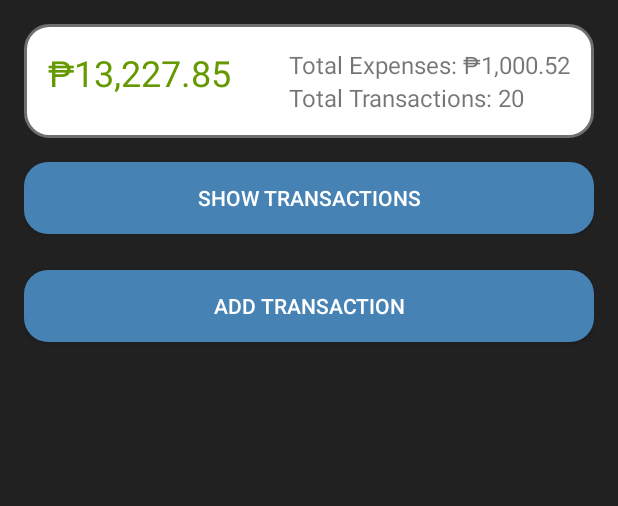
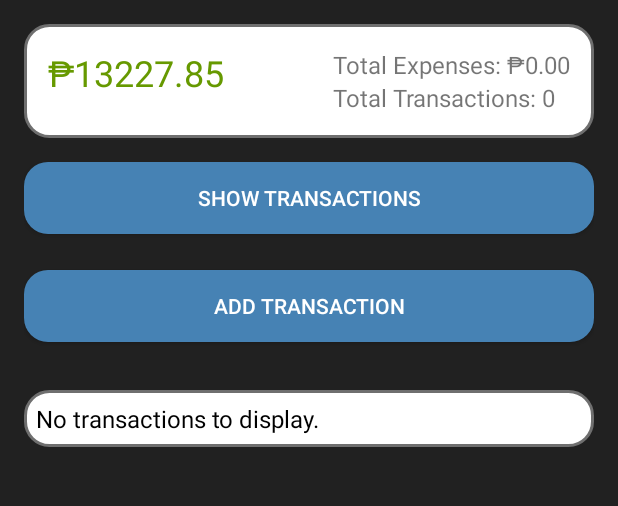
Before and after one commit to CedricAlejo21/PennyWise, an Android app built with Jetpack Compose: the DashboardActivity screen opened directly, with no data from a screen before it, on a phone screen of 412 x 824 dp, the part 148-654 px from its top. Run offline under Robolectric (Android 15) with nearby library versions, the phone set to English and light mode, and no system bars; our stand-ins replace Firebase (no records; nobody signed in at launch, a user with empty details on screens opened directly).

Commit message:
1. Fixed Total Expenses and Total Transaction 2. Implemented Total Spending Calculation

```diff
--- a/app/src/main/java/com/mobdeve/mco/pennywise/DashboardActivity.kt
+++ b/app/src/main/java/com/mobdeve/mco/pennywise/DashboardActivity.kt
@@ -15,6 +15,7 @@ import com.google.firebase.database.ValueEventListener
 import android.util.Log
 import android.view.View
 import android.widget.Button
+import android.widget.TextView
 import com.google.firebase.database.*
 
 class DashboardActivity : ComponentActivity() {
@@ -60,6 +61,7 @@ class DashboardActivity : ComponentActivity() {
                 .getReference("users").child(uid)
 
             fetchTransactions()
+            calculateTotalSpendingByCategory() // Add this here
         } else {
             Toast.makeText(this, "User not logged in!", Toast.LENGTH_SHORT).show()
             finish()
@@ -70,18 +72,37 @@ class DashboardActivity : ComponentActivity() {
         databaseRef.child("transactions").addValueEventListener(object : ValueEventListener {
             override fun onDataChange(snapshot: DataSnapshot) {
                 val transactionList = ArrayList<Transaction>()
+                var totalExpenses = 0.0
+                val categoryTotals = mutableMapOf<String, Double>()
+
                 for (transactionSnapshot in snapshot.children) {
                     val transaction = transactionSnapshot.getValue(Transaction::class.java)
                     if (transaction != null) {
                         transactionList.add(transaction)
+
+                        // Accumulate total expenses
+                        val price = transaction.price ?: 0.0
+                        totalExpenses += price
+
+                        // Accumulate totals per category
+                        val category = transaction.category ?: "Uncategorized"
+                        categoryTotals[category] = categoryTotals.getOrDefault(category, 0.0) + price
                     }
                 }
+
                 // Check if transactionsRecyclerView is initialized before using it
                 if (this@DashboardActivity::transactionsRecyclerView.isInitialized) {
                     transactionsRecyclerView.adapter = TransactionsAdapter(transactionList)
                 } else {
                     Log.e("DashboardActivity", "transactionsRecyclerView not initialized")
                 }
+
+                // Update RecyclerView
+                transactionsRecyclerView.adapter = TransactionsAdapter(transactionList)
+
+                // Update totals and category display
+                updateBalanceAndTransactions(totalExpenses, transactionList.size)
+                displayCategoryTotals(categoryTotals)
             }
 
             override fun onCancelled(error: DatabaseError) {
@@ -111,4 +132,60 @@ class DashboardActivity : ComponentActivity() {
             }
         })
     }
+
+    private fun calculateTotalSpendingByCategory() {
+        val uid = firebaseAuth.currentUser?.uid ?: return
+        val databaseRef = FirebaseDatabase.getInstance("https://pennywise-f2ed7-default-rtdb.asia-southeast1.firebasedatabase.app")
+            .getReference("users/$uid/transactions")
+
+        databaseRef.addListenerForSingleValueEvent(object : ValueEventListener {
+            override fun onDataChange(snapshot: DataSnapshot) {
+                val categoryTotals = mutableMapOf<String, Double>()
+
+                for (transactionSnapshot in snapshot.children) {
+                    val category = transactionSnapshot.child("category").getValue(String::class.java)
+                    val price = transactionSnapshot.child("price").getValue(Double::class.java)
+
+                    if (category != null && price != null) {
+                        categoryTotals[category] = categoryTotals.getOrDefault(category, 0.0) + price
+                    } else {
+                        Log.w("DashboardActivity", "Invalid transaction data: $transactionSnapshot")
+                    }
+                }
+
+                displayCategoryTotals(categoryTotals)
+            }
+
+            override fun onCancelled(error: DatabaseError) {
+                Log.e("DashboardActivity", "Failed to fetch transactions: ${error.message}")
+            }
+        })
+    }
+
+    private fun displayCategoryTotals(categoryTotals: Map<String, Double>) {
+        val categorySummaryTextView: TextView = findViewById(R.id.category_summary)
+        val stringBuilder = StringBuilder()
+
+        if (categoryTotals.isEmpty()) {
+            stringBuilder.append("No transactions to display.")
+        } else {
+            categoryTotals.forEach { (category, total) ->
+                stringBuilder.append("$category: ₱${String.format("%.2f", total)}\n")
+            }
+        }
+
+        categorySummaryTextView.text = stringBuilder.toString()
+    }
+
+    private fun updateBalanceAndTransactions(totalExpenses: Double, transactionCount: Int) {
+        val balanceTextView: TextView = findViewById(R.id.balance)
+        val totalExpensesTextView: TextView = findViewById(R.id.total_expenses)
+        val totalTransactionsTextView: TextView = findViewById(R.id.total_transactions)
+
+        // Update UI elements
+        balanceTextView.text = "₱${String.format("%.2f", 13227.85 - totalExpenses)}"
+        totalExpensesTextView.text = "Total Expenses: ₱${String.format("%.2f", totalExpenses)}"
+        totalTransactionsTextView.text = "Total Transactions: $transactionCount"
+    }
+
 }
--- a/app/src/main/res/layout/activity_dashboard.xml
+++ b/app/src/main/res/layout/activity_dashboard.xml
@@ -63,7 +63,7 @@
                 android:textSize="16sp" />
 
             <TextView
-                android:id="@+id/total_expenses2"
+                android:id="@+id/total_transactions"
                 android:layout_width="match_parent"
                 android:layout_height="wrap_content"
                 android:text="Total Transactions: 20"
@@ -108,4 +108,15 @@
         android:text="Add Transaction"
         android:textColor="@android:color/white" />
 
+    <TextView
+        android:id="@+id/category_summary"
+        android:layout_width="match_parent"
+        android:layout_height="wrap_content"
+        android:layout_marginTop="16dp"
+        android:padding="8dp"
+        android:background="@drawable/white_rounded_bg"
+        android:textSize="16sp"
+        android:textColor="@android:color/black"
+        android:text="Category Totals will appear here" />
+
 </LinearLayout>
--- a/gradle/libs.versions.toml
+++ b/gradle/libs.versions.toml
@@ -1,5 +1,5 @@
 [versions]
-agp = "8.7.2"
+agp = "8.6.0"
 kotlin = "1.9.0"
 coreKtx = "1.13.1"
 junit = "4.13.2"
```
Also changed, not shown: gradle/wrapper/gradle-wrapper.properties.
